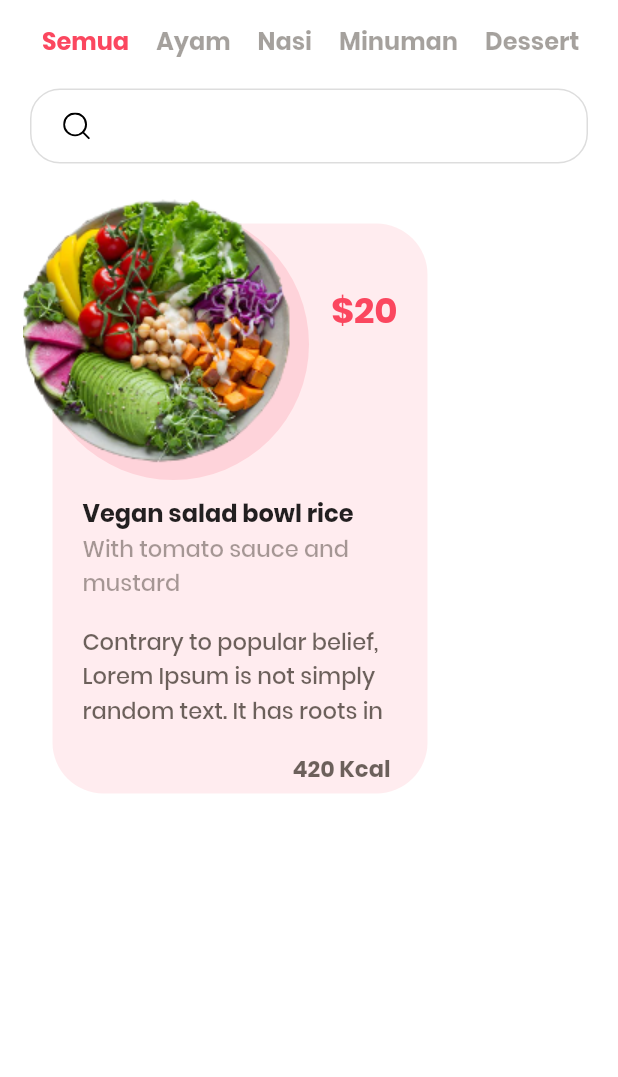
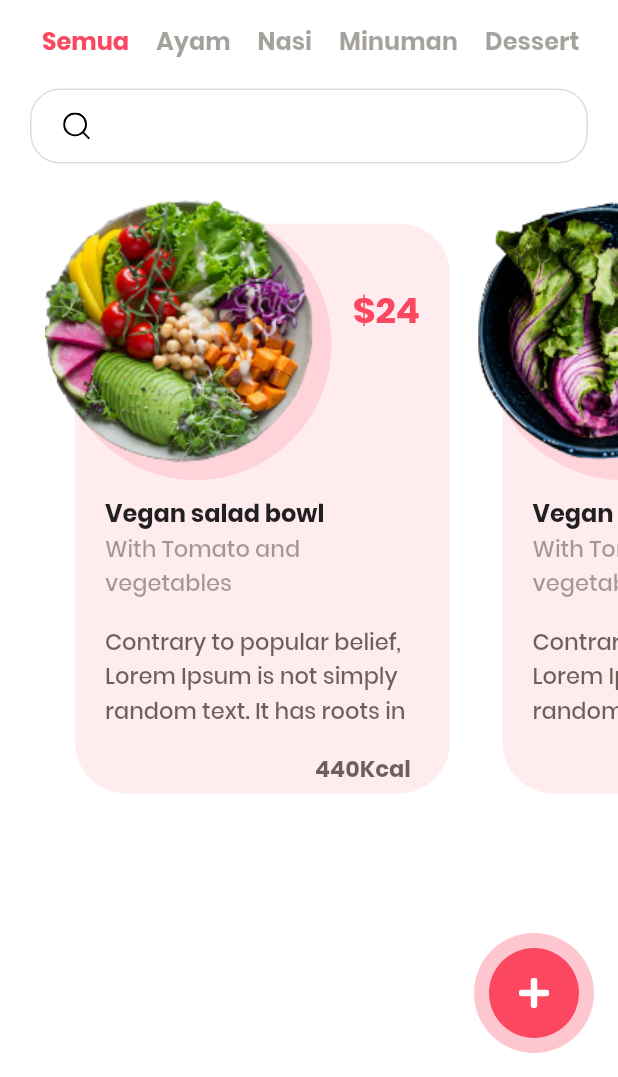
Before and after one commit to Flutter-Dart-Hacks/flutter-foods-app, a Flutter app: the screen it shows after launch, on a phone screen of 412 x 824 dp, the part 159-1236 px from its top. Run offline on Flutter 3.47's test engine with Material 2 defaults, Android fonts, the phone set to English and light mode, and no system bars; our stand-ins replace flutter_svg.

Commit message:
Pembaruan food card dan category cart

```diff
--- a/lib/main.dart
+++ b/lib/main.dart
@@ -1,6 +1,8 @@
 import 'package:flutter/material.dart';
 import 'package:flutter_svg/flutter_svg.dart';
 import 'package:food_delivery_app/constants.dart';
+import 'package:food_delivery_app/widgets/category_title.dart';
+import 'package:food_delivery_app/widgets/food_card.dart';
 
 void main() {
   runApp(const MyApp());
@@ -52,6 +54,21 @@ class _HomeScreenState extends State<HomeScreen> {
   @override
   Widget build(BuildContext context) {
     return Scaffold(
+      floatingActionButton: Container(
+        padding: const EdgeInsets.all(10),
+        height: 80,
+        width: 80,
+        decoration: BoxDecoration(
+            shape: BoxShape.circle, color: kPrimaryColor.withOpacity(0.3)),
+        child: Container(
+          padding: const EdgeInsets.all(20),
+          decoration: const BoxDecoration(
+            shape: BoxShape.circle,
+            color: kPrimaryColor,
+          ),
+          child: SvgPicture.asset('assets/icons/plus.svg'),
+        ),
+      ),
       body: SafeArea(
         child: SingleChildScrollView(
           child: Column(
@@ -122,128 +139,33 @@ class _HomeScreenState extends State<HomeScreen> {
                 ),
                 child: SvgPicture.asset('assets/icons/search.svg'),
               ),
-              Container(
-                margin: const EdgeInsets.only(left: 15),
-                height: 400,
-                width: 270,
-                child: Stack(
-                  children: <Widget>[
-                    Positioned(
-                      right: 0,
-                      bottom: 0,
-                      child: Container(
-                        height: 380,
-                        width: 250,
-                        decoration: BoxDecoration(
-                          borderRadius: BorderRadius.circular(34),
-                          color: kPrimaryColor.withOpacity(0.1),
-                        ),
-                      ),
+              SingleChildScrollView(
+                scrollDirection: Axis.horizontal,
+                child: Row(
+                  children: const [
+                    SizedBox(
+                      width: 15,
                     ),
-                    // Rounded background
-                    Positioned(
-                      top: 10,
-                      left: 10,
-                      child: Container(
-                        height: 181,
-                        width: 181,
-                        decoration: BoxDecoration(
-                          shape: BoxShape.circle,
-                          color: kPrimaryColor.withOpacity(0.15),
-                        ),
-                      ),
+                    FoodCart(
+                      title: 'Vegan salad bowl',
+                      imageSrc: 'assets/images/image_1.png',
+                      price: 24,
+                      calories: '440Kcal',
+                      description:
+                          'Contrary to popular belief, Lorem Ipsum is not simply random text. It has roots in a piece of classical Latin literature from 45 BC, making it over 2000 years old.',
+                      ingredients: 'Tomato and vegetables',
                     ),
-                    // Food image
-                    Positioned(
-                      top: 0,
-                      left: -50,
-                      child: Container(
-                        height: 184,
-                        width: 276,
-                        decoration: const BoxDecoration(
-                          image: DecorationImage(
-                            image: AssetImage('assets/images/image_1.png'),
-                          ),
-                        ),
-                      ),
+                    FoodCart(
+                      title: 'Vegan salad bowl',
+                      imageSrc: 'assets/images/image_2.png',
+                      price: 21,
+                      calories: '410Kcal',
+                      description:
+                          'Contrary to popular belief, Lorem Ipsum is not simply random text. It has roots in a piece of classical Latin literature from 45 BC, making it over 2000 years old.',
+                      ingredients: 'Tomato and vegetables',
                     ),
-                    // Price
-                    Positioned(
-                      right: 20,
-                      top: 60,
-                      child: Text(
-                        '\$20',
-                        style: Theme.of(context).textTheme.headline5?.copyWith(
-                              fontWeight: FontWeight.bold,
-                              color: kPrimaryColor,
-                            ),
-                      ),
-                    ),
-                    Positioned(
-                      top: 201,
-                      left: 40,
-                      child: SizedBox(
-                        width: 210,
-                        child: Column(
-                          crossAxisAlignment: CrossAxisAlignment.start,
-                          children: <Widget>[
-                            Text(
-                              'Vegan salad bowl rice',
-                              style: Theme.of(context)
-                                  .textTheme
-                                  .bodyText1
-                                  ?.copyWith(
-                                    fontWeight: FontWeight.bold,
-                                    fontSize: 16,
-                                  ),
-                            ),
-                            Text(
-                              'With tomato sauce and mustard',
-                              style: Theme.of(context)
-                                  .textTheme
-                                  .bodyText1
-                                  ?.copyWith(
-                                    fontWeight: FontWeight.w500,
-                                    fontSize: 15,
-                                    color: kTextColor.withOpacity(0.4),
-                                  ),
-                              softWrap: true,
-                            ),
-                            const SizedBox(
-                              height: 16,
-                            ),
-                            Text(
-                              'Contrary to popular belief, Lorem Ipsum is not simply random text. It has roots in a piece of classical Latin literature from 45 BC, making it over 2000 years old.',
-                              maxLines: 3,
-                              style: Theme.of(context)
-                                  .textTheme
-                                  .bodyText1
-                                  ?.copyWith(
-                                    fontWeight: FontWeight.w500,
-                                    fontSize: 15,
-                                    color: kTextColor.withOpacity(0.65),
-                                  ),
-                            ),
-                            const SizedBox(
-                              height: 16,
-                            ),
-                            Padding(
-                              padding: const EdgeInsets.only(left: 140),
-                              child: Text(
-                                '420 Kcal',
-                                style: Theme.of(context)
-                                    .textTheme
-                                    .bodyText1
-                                    ?.copyWith(
-                                      fontWeight: FontWeight.bold,
-                                      fontSize: 15,
-                                      color: kTextColor.withOpacity(0.65),
-                                    ),
-                              ),
-                            )
-                          ],
-                        ),
-                      ),
+                    SizedBox(
+                      width: 15,
                     )
                   ],
                 ),
@@ -258,27 +180,3 @@ class _HomeScreenState extends State<HomeScreen> {
     );
   }
 }
-
-class CategoryTitle extends StatelessWidget {
-  final String title;
-  final bool isActive;
-
-  const CategoryTitle({
-    Key? key,
-    required this.title,
-    this.isActive = false,
-  }) : super(key: key);
-
-  @override
-  Widget build(BuildContext context) {
-    return Padding(
-      padding: const EdgeInsets.only(left: 18),
-      child: Text(
-        title,
-        style: Theme.of(context).textTheme.button?.copyWith(
-              color: isActive ? kPrimaryColor : kTextColor.withOpacity(0.4),
-            ),
-      ),
-    );
-  }
-}
--- /dev/null
+++ b/lib/widgets/category_title.dart
@@ -0,0 +1,26 @@
+import 'package:flutter/material.dart';
+import 'package:food_delivery_app/constants.dart';
+
+class CategoryTitle extends StatelessWidget {
+  final String title;
+  final bool isActive;
+
+  const CategoryTitle({
+    Key? key,
+    required this.title,
+    this.isActive = false,
+  }) : super(key: key);
+
+  @override
+  Widget build(BuildContext context) {
+    return Padding(
+      padding: const EdgeInsets.only(left: 18),
+      child: Text(
+        title,
+        style: Theme.of(context).textTheme.button?.copyWith(
+              color: isActive ? kPrimaryColor : kTextColor.withOpacity(0.4),
+            ),
+      ),
+    );
+  }
+}
--- /dev/null
+++ b/lib/widgets/food_card.dart
@@ -0,0 +1,139 @@
+import 'package:flutter/material.dart';
+import 'package:food_delivery_app/constants.dart';
+
+class FoodCart extends StatelessWidget {
+  final String title;
+  final String ingredients;
+  final String imageSrc;
+  final int price;
+  final String calories;
+  final String description;
+
+  const FoodCart({
+    Key? key,
+    required this.title,
+    required this.ingredients,
+    required this.imageSrc,
+    required this.price,
+    required this.calories,
+    required this.description,
+  }) : super(key: key);
+
+  @override
+  Widget build(BuildContext context) {
+    return Container(
+      margin: const EdgeInsets.only(left: 15),
+      height: 400,
+      width: 270,
+      child: Stack(
+        children: <Widget>[
+          Positioned(
+            right: 0,
+            bottom: 0,
+            child: Container(
+              height: 380,
+              width: 250,
+              decoration: BoxDecoration(
+                borderRadius: BorderRadius.circular(34),
+                color: kPrimaryColor.withOpacity(0.1),
+              ),
+            ),
+          ),
+          // Rounded background
+          Positioned(
+            top: 10,
+            left: 10,
+            child: Container(
+              height: 181,
+              width: 181,
+              decoration: BoxDecoration(
+                shape: BoxShape.circle,
+                color: kPrimaryColor.withOpacity(0.15),
+              ),
+            ),
+          ),
+          // Food image
+          Positioned(
+            top: 0,
+            left: -50,
+            child: Container(
+              height: 184,
+              width: 276,
+              decoration: BoxDecoration(
+                image: DecorationImage(
+                  image: AssetImage(imageSrc),
+                ),
+              ),
+            ),
+          ),
+          // Price
+          Positioned(
+            right: 20,
+            top: 60,
+            child: Text(
+              '\$$price',
+              style: Theme.of(context).textTheme.headline5?.copyWith(
+                    fontWeight: FontWeight.bold,
+                    color: kPrimaryColor,
+                  ),
+            ),
+          ),
+          Positioned(
+            top: 201,
+            left: 40,
+            child: SizedBox(
+              width: 210,
+              child: Column(
+                crossAxisAlignment: CrossAxisAlignment.start,
+                children: <Widget>[
+                  Text(
+                    title,
+                    style: Theme.of(context).textTheme.bodyText1?.copyWith(
+                          fontWeight: FontWeight.bold,
+                          fontSize: 16,
+                        ),
+                  ),
+                  Text(
+                    'With $ingredients',
+                    style: Theme.of(context).textTheme.bodyText1?.copyWith(
+                          fontWeight: FontWeight.w500,
+                          fontSize: 15,
+                          color: kTextColor.withOpacity(0.4),
+                        ),
+                    softWrap: true,
+                  ),
+                  const SizedBox(
+                    height: 16,
+                  ),
+                  Text(
+                    description,
+                    maxLines: 3,
+                    style: Theme.of(context).textTheme.bodyText1?.copyWith(
+                          fontWeight: FontWeight.w500,
+                          fontSize: 15,
+                          color: kTextColor.withOpacity(0.65),
+                        ),
+                  ),
+                  const SizedBox(
+                    height: 16,
+                  ),
+                  Padding(
+                    padding: const EdgeInsets.only(left: 140),
+                    child: Text(
+                      calories,
+                      style: Theme.of(context).textTheme.bodyText1?.copyWith(
+                            fontWeight: FontWeight.bold,
+                            fontSize: 15,
+                            color: kTextColor.withOpacity(0.65),
+                          ),
+                    ),
+                  )
+                ],
+              ),
+            ),
+          )
+        ],
+      ),
+    );
+  }
+}
```
